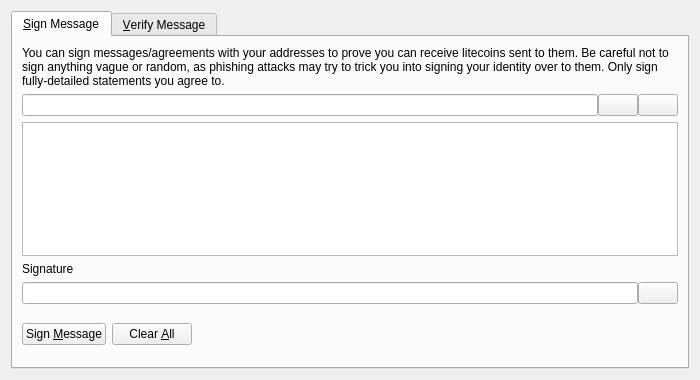
Before: the Qt Designer form src/qt/forms/signverifymessagedialog.ui in cypheriumlite/cypheriumlite, drawn with Qt 5.
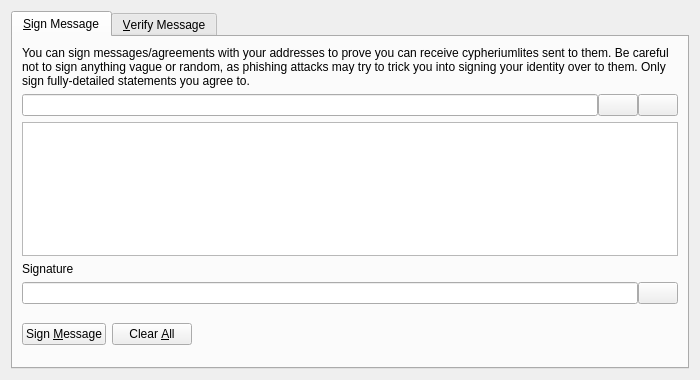
After: the same form once the commit is applied. Icons and pictures are not drawn. Custom widgets are drawn as their Qt base class.

Patch:
```diff
--- a/src/qt/forms/signverifymessagedialog.ui
+++ b/src/qt/forms/signverifymessagedialog.ui
@@ -30,7 +30,7 @@
        <item>
         <widget class="QLabel" name="infoLabel_SM">
          <property name="text">
-          <string>You can sign messages/agreements with your addresses to prove you can receive litecoins sent to them. Be careful not to sign anything vague or random, as phishing attacks may try to trick you into signing your identity over to them. Only sign fully-detailed statements you agree to.</string>
+          <string>You can sign messages/agreements with your addresses to prove you can receive cypheriumlites sent to them. Be careful not to sign anything vague or random, as phishing attacks may try to trick you into signing your identity over to them. Only sign fully-detailed statements you agree to.</string>
          </property>
          <property name="textFormat">
           <enum>Qt::PlainText</enum>
```
